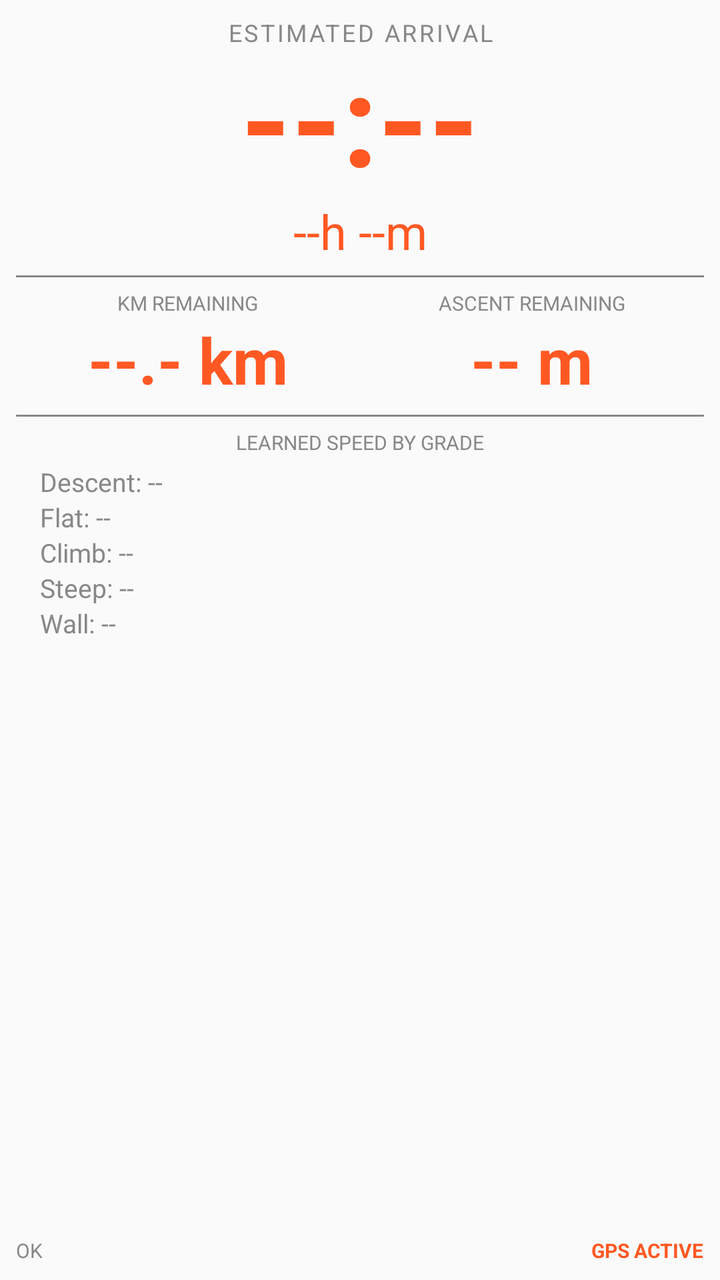
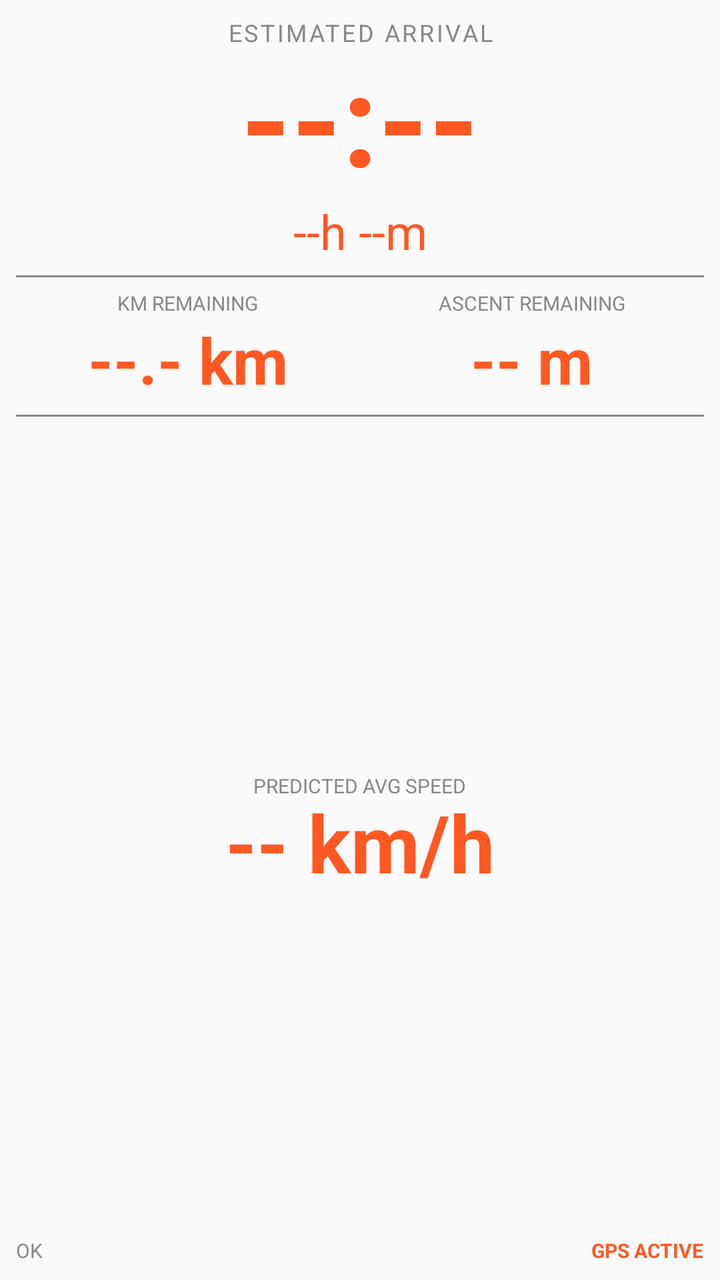

An Android layout rendered at two revisions. The XML below is the earlier revision; the diff shows what the commit changed to produce the second picture.
<!-- AndroidManifest.xml: application theme Theme.AppCompat.DayNight.NoActionBar -->
<!-- res/layout/view_eta_master.xml -->
<?xml version="1.0" encoding="utf-8"?>
<LinearLayout xmlns:android="http://schemas.android.com/apk/res/android"
    android:layout_width="match_parent"
    android:layout_height="match_parent"
    android:background="@android:color/transparent"
    android:orientation="vertical"
    android:padding="8dp">

    
    <TextView
        android:layout_width="match_parent"
        android:layout_height="wrap_content"
        android:text="ESTIMATED ARRIVAL"
        android:textColor="#888888"
        android:textSize="12sp"
        android:gravity="center"
        android:letterSpacing="0.1" />

    <TextView
        android:id="@+id/tv_master_eta"
        android:layout_width="match_parent"
        android:layout_height="wrap_content"
        android:text="--:--"
        android:textColor="#FF5823"
        android:textSize="64sp"
        android:textStyle="bold"
        android:gravity="center"
        android:includeFontPadding="false" />

    <TextView
        android:id="@+id/tv_master_remaining"
        android:layout_width="match_parent"
        android:layout_height="wrap_content"
        android:text="--h --m"
        android:textColor="#FF5823"
        android:textSize="24sp"
        android:gravity="center" />

    
    <TextView
        android:layout_width="match_parent"
        android:layout_height="1dp"
        android:layout_marginTop="6dp"
        android:layout_marginBottom="6dp"
        android:background="#888888" />

    
    <LinearLayout
        android:layout_width="match_parent"
        android:layout_height="wrap_content"
        android:orientation="horizontal"
        android:baselineAligned="false">

        <LinearLayout
            android:layout_width="0dp"
            android:layout_height="wrap_content"
            android:layout_weight="1"
            android:orientation="vertical"
            android:gravity="center">
            <TextView android:layout_width="wrap_content" android:layout_height="wrap_content" android:text="KM REMAINING" android:textColor="#888888" android:textSize="10sp" />
            <TextView android:id="@+id/tv_master_km" android:layout_width="wrap_content" android:layout_height="wrap_content" android:text="--.- km" android:textColor="#FF5823" android:textSize="32sp" android:textStyle="bold" />
        </LinearLayout>

        <LinearLayout
            android:layout_width="0dp"
            android:layout_height="wrap_content"
            android:layout_weight="1"
            android:orientation="vertical"
            android:gravity="center">
            <TextView android:layout_width="wrap_content" android:layout_height="wrap_content" android:text="ASCENT REMAINING" android:textColor="#888888" android:textSize="10sp" />
            <TextView android:id="@+id/tv_master_ascent" android:layout_width="wrap_content" android:layout_height="wrap_content" android:text="-- m" android:textColor="#FF5823" android:textSize="32sp" android:textStyle="bold" />
        </LinearLayout>
    </LinearLayout>

    
    <TextView
        android:layout_width="match_parent"
        android:layout_height="1dp"
        android:layout_marginTop="6dp"
        android:layout_marginBottom="6dp"
        android:background="#888888" />

    
    <TextView
        android:layout_width="match_parent"
        android:layout_height="wrap_content"
        android:text="LEARNED SPEED BY GRADE"
        android:textColor="#888888"
        android:textSize="10sp"
        android:gravity="center"
        android:layout_marginBottom="4dp" />

    <LinearLayout
        android:layout_width="match_parent"
        android:layout_height="wrap_content"
        android:orientation="vertical"
        android:layout_weight="1"
        android:paddingLeft="12dp"
        android:paddingRight="12dp">
        <TextView android:id="@+id/tv_b0" android:layout_width="match_parent" android:layout_height="wrap_content" android:text="Descent: --" android:textColor="#888888" android:textSize="13sp" />
        <TextView android:id="@+id/tv_b1" android:layout_width="match_parent" android:layout_height="wrap_content" android:text="Flat: --" android:textColor="#888888" android:textSize="13sp" />
        <TextView android:id="@+id/tv_b2" android:layout_width="match_parent" android:layout_height="wrap_content" android:text="Climb: --" android:textColor="#888888" android:textSize="13sp" />
        <TextView android:id="@+id/tv_b3" android:layout_width="match_parent" android:layout_height="wrap_content" android:text="Steep: --" android:textColor="#888888" android:textSize="13sp" />
        <TextView android:id="@+id/tv_b4" android:layout_width="match_parent" android:layout_height="wrap_content" android:text="Wall: --" android:textColor="#888888" android:textSize="13sp" />
    </LinearLayout>

    
    <LinearLayout
        android:layout_width="match_parent"
        android:layout_height="wrap_content"
        android:orientation="horizontal">
        <TextView android:id="@+id/tv_status_msg" android:layout_width="0dp" android:layout_weight="1" android:layout_height="wrap_content" android:text="OK" android:textColor="#888888" android:textSize="10sp" />
        <TextView android:id="@+id/tv_gps_status" android:layout_width="wrap_content" android:layout_height="wrap_content" android:text="GPS ACTIVE" android:textColor="#FF5823" android:textSize="10sp" android:textStyle="bold" />
    </LinearLayout>

</LinearLayout>
<!-- resources referenced by this layout -->
<resources>

</resources>

<!-- the commit's change to res/layout/view_eta_master.xml (unified diff, before → after) -->
@@ -81,27 +81,27 @@
         android:background="#888888" />
 
     
-    <TextView
-        android:layout_width="match_parent"
-        android:layout_height="wrap_content"
-        android:text="LEARNED SPEED BY GRADE"
-        android:textColor="#888888"
-        android:textSize="10sp"
-        android:gravity="center"
-        android:layout_marginBottom="4dp" />
-
     <LinearLayout
         android:layout_width="match_parent"
-        android:layout_height="wrap_content"
+        android:layout_height="0dp"
+        android:layout_weight="1"
         android:orientation="vertical"
-        android:layout_weight="1"
-        android:paddingLeft="12dp"
-        android:paddingRight="12dp">
-        <TextView android:id="@+id/tv_b0" android:layout_width="match_parent" android:layout_height="wrap_content" android:text="Descent: --" android:textColor="#888888" android:textSize="13sp" />
-        <TextView android:id="@+id/tv_b1" android:layout_width="match_parent" android:layout_height="wrap_content" android:text="Flat: --" android:textColor="#888888" android:textSize="13sp" />
-        <TextView android:id="@+id/tv_b2" android:layout_width="match_parent" android:layout_height="wrap_content" android:text="Climb: --" android:textColor="#888888" android:textSize="13sp" />
-        <TextView android:id="@+id/tv_b3" android:layout_width="match_parent" android:layout_height="wrap_content" android:text="Steep: --" android:textColor="#888888" android:textSize="13sp" />
-        <TextView android:id="@+id/tv_b4" android:layout_width="match_parent" android:layout_height="wrap_content" android:text="Wall: --" android:textColor="#888888" android:textSize="13sp" />
+        android:gravity="center">
+        <TextView
+            android:layout_width="wrap_content"
+            android:layout_height="wrap_content"
+            android:text="PREDICTED AVG SPEED"
+            android:textColor="#888888"
+            android:textSize="10sp" />
+        <TextView
+            android:id="@+id/tv_master_avgspeed"
+            android:layout_width="wrap_content"
+            android:layout_height="wrap_content"
+            android:text="-- km/h"
+            android:textColor="#FF5823"
+            android:textSize="40sp"
+            android:textStyle="bold"
+            android:includeFontPadding="false" />
     </LinearLayout>
 
     
